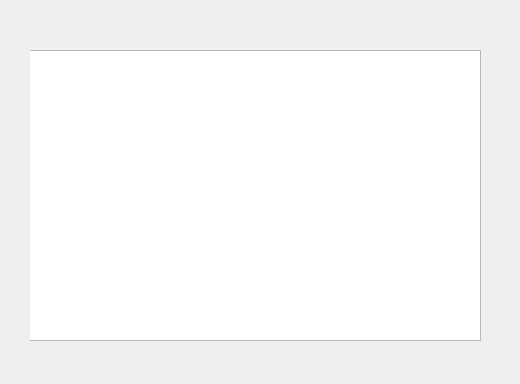
Above: localStationCS/flightswidget.ui from Gnoumy/RaspMeteo before the change. Below: the same form after it.
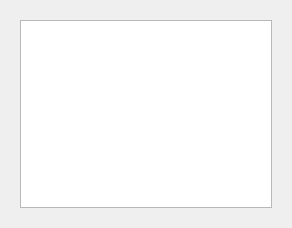
That is the form after the change.

```diff
--- a/localStationCS/flightswidget.ui
+++ b/localStationCS/flightswidget.ui
@@ -6,36 +6,27 @@
    <rect>
     <x>0</x>
     <y>0</y>
-    <width>520</width>
-    <height>384</height>
+    <width>292</width>
+    <height>228</height>
    </rect>
   </property>
   <property name="windowTitle">
    <string>Form</string>
   </property>
+  <layout class="QVBoxLayout" name="verticalLayout">
+   <item>
   <widget class="QStackedWidget" name="stackedWidget">
-   <property name="geometry">
-    <rect>
-     <x>30</x>
-     <y>20</y>
-     <width>461</width>
-     <height>331</height>
-    </rect>
-   </property>
    <widget class="QWidget" name="page">
-    <widget class="QTableWidget" name="m_pTableWidget">
-     <property name="geometry">
-      <rect>
-       <x>-10</x>
-       <y>30</y>
-       <width>461</width>
-       <height>291</height>
-      </rect>
-     </property>
-    </widget>
+      <layout class="QVBoxLayout" name="verticalLayout_2">
+       <item>
+        <widget class="QTableWidget" name="m_pTableWidget"/>
+       </item>
+      </layout>
    </widget>
    <widget class="QWidget" name="page_2"/>
   </widget>
+   </item>
+  </layout>
  </widget>
  <resources/>
  <connections/>
```
Lines whose indentation alone changed are shown as unchanged.
